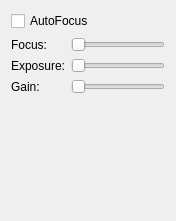
Old version of the form src/CameraSettings.ui in the repository formicidae-tracker/tag-scanner.
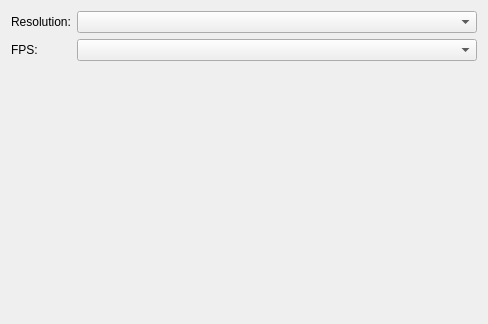
New version of the form.

Commit message: Sets framerate amd resolution for camera

What changed in the file:
```diff
--- a/src/CameraSettings.ui
+++ b/src/CameraSettings.ui
@@ -6,8 +6,8 @@
    <rect>
     <x>0</x>
     <y>0</y>
-    <width>176</width>
-    <height>221</height>
+    <width>488</width>
+    <height>324</height>
    </rect>
   </property>
   <property name="sizePolicy">
@@ -20,60 +20,25 @@
    <string>Form</string>
   </property>
   <layout class="QFormLayout" name="formLayout">
-   <item row="0" column="0" colspan="2">
-    <widget class="QCheckBox" name="checkBox">
-     <property name="text">
-      <string>AutoFocus</string>
-     </property>
-    </widget>
-   </item>
-   <item row="1" column="0">
+   <item row="0" column="0">
     <widget class="QLabel" name="label">
      <property name="text">
-      <string>Focus:</string>
+      <string>Resolution:</string>
      </property>
     </widget>
    </item>
-   <item row="1" column="1">
-    <widget class="QSlider" name="focus">
-     <property name="minimum">
-      <number>0</number>
-     </property>
-     <property name="maximum">
-      <number>99</number>
-     </property>
-     <property name="orientation">
-      <enum>Qt::Horizontal</enum>
-     </property>
-    </widget>
+   <item row="0" column="1">
+    <widget class="QComboBox" name="resolutionBox"/>
    </item>
-   <item row="3" column="0">
+   <item row="2" column="0">
     <widget class="QLabel" name="label_2">
      <property name="text">
-      <string>Exposure:</string>
+      <string>FPS:</string>
      </property>
     </widget>
    </item>
-   <item row="3" column="1">
-    <widget class="QSlider" name="exposure">
-     <property name="orientation">
-      <enum>Qt::Horizontal</enum>
-     </property>
-    </widget>
-   </item>
-   <item row="4" column="0">
-    <widget class="QLabel" name="label_3">
-     <property name="text">
-      <string>Gain:</string>
-     </property>
-    </widget>
-   </item>
-   <item row="4" column="1">
-    <widget class="QSlider" name="gain">
-     <property name="orientation">
-      <enum>Qt::Horizontal</enum>
-     </property>
-    </widget>
+   <item row="2" column="1">
+    <widget class="QComboBox" name="fpsBox"/>
    </item>
   </layout>
  </widget>
```
The commit also changes 4 other files.
